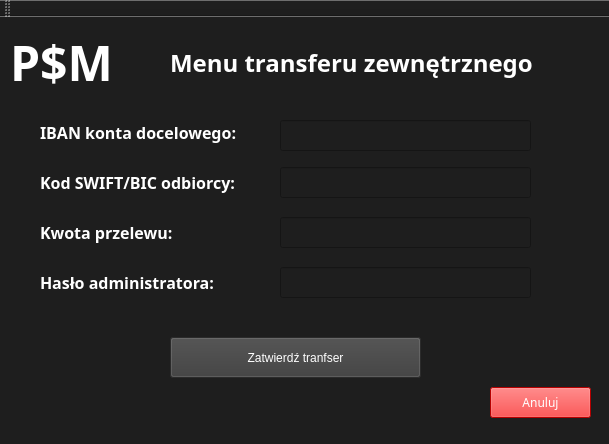
Old version of the form BankSoftware/BankSoftware/ExternalTransfer.ui in the repository pSus365/BankSimulator.
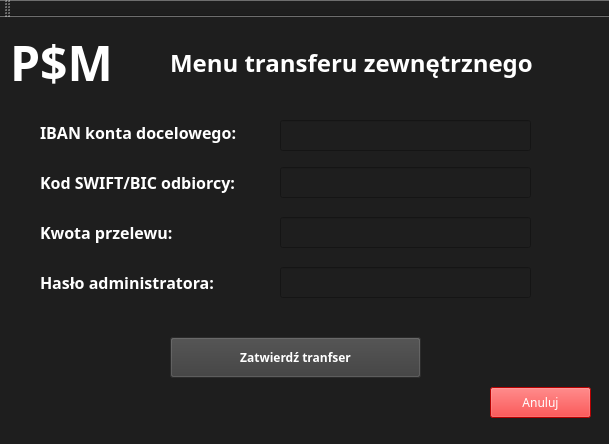
New version of the form.

```diff
--- a/BankSoftware/BankSoftware/ExternalTransfer.ui
+++ b/BankSoftware/BankSoftware/ExternalTransfer.ui
@@ -192,6 +192,12 @@
       <height>41</height>
      </rect>
     </property>
+    <property name="font">
+     <font>
+      <family>Arial Black</family>
+      <bold>true</bold>
+     </font>
+    </property>
     <property name="styleSheet">
      <string notr="true">color: rgb(255, 255, 255);
 background-color: rgb(60, 60, 60);</string>
```
Left out of the diff: 30 changed lines with no effect on the pictures.
